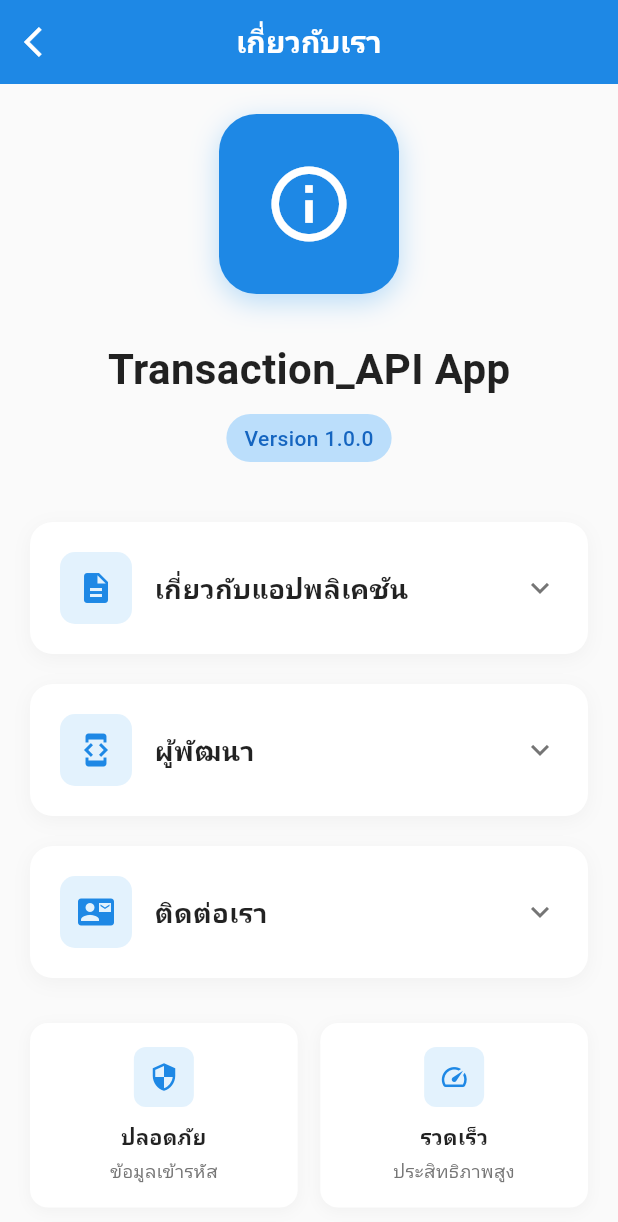
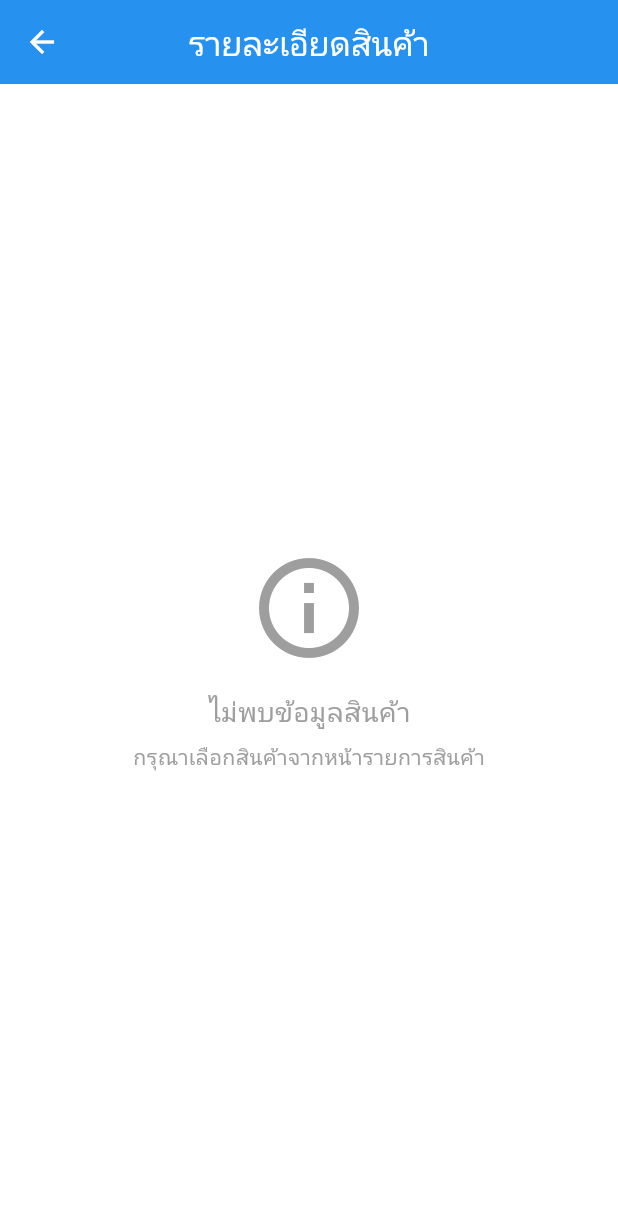
Before and after one commit to Non2412/Transaction_API, a Flutter app: the AboutScreen screen opened by its route, on a phone screen of 412 x 824 dp. Shown: the top 1222 px of the screen. Run offline on Flutter 3.47's test engine with Material 3 defaults, Android fonts, the phone set to English and light mode, and no system bars; our stand-ins replace get, hive; accounts and stored records are empty.

Commit message:
Update and fix About to be able to retrieve product information from products so that products can be edited and deleted.

```diff
--- a/lib/components/expandable_info_card.dart
+++ /dev/null
@@ -1,117 +0,0 @@
-import 'package:flutter/material.dart';
-
-class ExpandableInfoCard extends StatefulWidget {
-  final IconData icon;
-  final String title;
-  final String content;
-
-  const ExpandableInfoCard({
-    Key? key,
-    required this.icon,
-    required this.title,
-    required this.content,
-  }) : super(key: key);
-
-  @override
-  State<ExpandableInfoCard> createState() => _ExpandableInfoCardState();
-}
-
-class _ExpandableInfoCardState extends State<ExpandableInfoCard> {
-  bool _isExpanded = false;
-
-  @override
-  Widget build(BuildContext context) {
-    return AnimatedContainer(
-      duration: const Duration(milliseconds: 300),
-      curve: Curves.easeInOut,
-      padding: const EdgeInsets.all(20),
-      decoration: BoxDecoration(
-        color: Colors.white,
-        borderRadius: BorderRadius.circular(15),
-        boxShadow: [
-          BoxShadow(
-            color: Colors.grey.withOpacity(0.1),
-            blurRadius: 10,
-            offset: const Offset(0, 3),
-          ),
-        ],
-      ),
-      child: Column(
-        children: [
-          InkWell(
-            onTap: () {
-              setState(() {
-                _isExpanded = !_isExpanded;
-              });
-            },
-            borderRadius: BorderRadius.circular(10),
-            child: Row(
-              crossAxisAlignment: CrossAxisAlignment.center,
-              children: [
-                Container(
-                  padding: const EdgeInsets.all(12),
-                  decoration: BoxDecoration(
-                    color: Colors.blue[50],
-                    borderRadius: BorderRadius.circular(10),
-                  ),
-                  child: Icon(
-                    widget.icon,
-                    color: Colors.blue[600],
-                    size: 24,
-                  ),
-                ),
-                const SizedBox(width: 15),
-                Expanded(
-                  child: Text(
-                    widget.title,
-                    style: const TextStyle(
-                      fontSize: 18,
-                      fontWeight: FontWeight.bold,
-                      color: Colors.black87,
-                    ),
-                  ),
-                ),
-                AnimatedRotation(
-                  turns: _isExpanded ? 0.5 : 0,
-                  duration: const Duration(milliseconds: 300),
-                  child: Icon(
-                    Icons.keyboard_arrow_down,
-                    color: Colors.grey[600],
-                    size: 24,
-                  ),
-                ),
-              ],
-            ),
-          ),
-          AnimatedCrossFade(
-            duration: const Duration(milliseconds: 300),
-            crossFadeState: _isExpanded
-              ? CrossFadeState.showSecond
-              : CrossFadeState.showFirst,
-            firstChild: const SizedBox.shrink(),
-            secondChild: Container(
-              width: double.infinity,
-              margin: const EdgeInsets.only(top: 15),
-              padding: const EdgeInsets.all(15),
-              decoration: BoxDecoration(
-                color: Colors.grey[50],
-                borderRadius: BorderRadius.circular(10),
-                border: Border.all(
-                  color: Colors.grey.withOpacity(0.2),
-                ),
-              ),
-              child: Text(
-                widget.content,
-                style: TextStyle(
-                  fontSize: 14,
-                  color: Colors.grey[700],
-                  height: 1.5,
-                ),
-              ),
-            ),
-          ),
-        ],
-      ),
-    );
-  }
-}
--- a/lib/screens/about_screen.dart
+++ b/lib/screens/about_screen.dart
@@ -1,227 +1,383 @@
 import 'package:flutter/material.dart';
 import 'package:get/get.dart';
-import '../components/expandable_info_card.dart'; // import ไฟล์ที่แยก
 
-class AboutScreen extends StatelessWidget {
+class AboutScreen extends StatefulWidget {
   const AboutScreen({Key? key}) : super(key: key);
+
+  @override
+  State<AboutScreen> createState() => _AboutScreenState();
+}
+
+class _AboutScreenState extends State<AboutScreen> {
+  final _formKey = GlobalKey<FormState>();
+  late TextEditingController _nameController;
+  late TextEditingController _priceController;
+  late TextEditingController _descriptionController;
+  late TextEditingController _categoryController;
+
+  bool _isEditing = false;
+  Map<String, dynamic>? productData;
+
+  @override
+  void initState() {
+    super.initState();
+
+    // รับข้อมูลจาก GetX arguments
+    productData = Get.arguments as Map<String, dynamic>?;
+
+    _nameController = TextEditingController(
+      text: productData?['name'] ?? '',
+    );
+    _priceController = TextEditingController(
+      text: productData?['price']?.toString() ?? '',
+    );
+    _descriptionController = TextEditingController(
+      text: productData?['description'] ?? '',
+    );
+    _categoryController = TextEditingController(
+      text: productData?['category'] ?? '',
+    );
+  }
+
+  @override
+  void dispose() {
+    _nameController.dispose();
+    _priceController.dispose();
+    _descriptionController.dispose();
+    _categoryController.dispose();
+    super.dispose();
+  }
+
+  void _toggleEdit() {
+    setState(() {
+      _isEditing = !_isEditing;
+    });
+  }
+
+  void _saveProduct() {
+    if (_formKey.currentState!.validate()) {
+      final updatedProduct = {
+        'id': productData?['id'],
+        'name': _nameController.text,
+        'price': double.tryParse(_priceController.text) ?? 0.0,
+        'description': _descriptionController.text,
+        'category': _categoryController.text,
+      };
+
+      // ส่งข้อมูลกลับไปหน้าก่อนหน้า
+      Get.back(result: {
+        'action': 'update',
+        'data': updatedProduct,
+      });
+
+      Get.snackbar(
+        'สำเร็จ',
+        'บันทึกข้อมูلสินค้าเรียบร้อยแล้ว',
+        snackPosition: SnackPosition.TOP,
+        backgroundColor: Colors.green,
+        colorText: Colors.white,
+        duration: const Duration(seconds: 2),
+      );
+    }
+  }
+
+  void _deleteProduct() {
+    Get.dialog(
+      AlertDialog(
+        title: const Text('ยืนยันการลบ'),
+        content: Text(
+          'คุณต้องการลบสินค้า "${_nameController.text}" หรือไม่?',
+        ),
+        actions: [
+          TextButton(
+            onPressed: () {
+              Get.back();
+            },
+            child: const Text('ยกเลิก'),
+          ),
+          TextButton(
+            onPressed: () {
+              Get.back(); // ปิด dialog
+
+              // ส่งข้อมูลกลับไปหน้าก่อนหน้า
+              Get.back(result: {
+                'action': 'delete',
+                'data': productData,
+              });
+
+              Get.snackbar(
+                'สำเร็จ',
+                'ลบสินค้าเรียบร้อยแล้ว',
+                snackPosition: SnackPosition.TOP,
+                backgroundColor: Colors.red,
+                colorText: Colors.white,
+                duration: const Duration(seconds: 2),
+              );
+            },
+            child: const Text(
+              'ลบ',
+              style: TextStyle(color: Colors.red),
+            ),
+          ),
+        ],
+      ),
+    );
+  }
 
   @override
   Widget build(BuildContext context) {
     return Scaffold(
-      backgroundColor: Colors.grey[50],
       appBar: AppBar(
-        title: const Text(
-          'เกี่ยวกับเรา',
-          style: TextStyle(
-            fontWeight: FontWeight.bold,
-            fontSize: 20,
+        title: const Text('รายละเอียดสินค้า'),
+        backgroundColor: Colors.blue,
+        foregroundColor: Colors.white,
+        actions: [
+          if (productData != null)
+            PopupMenuButton<String>(
+              onSelected: (value) {
+                if (value == 'edit') {
+                  _toggleEdit();
+                } else if (value == 'delete') {
+                  _deleteProduct();
+                }
+              },
+              itemBuilder: (BuildContext context) => [
+                PopupMenuItem<String>(
+                  value: 'edit',
+                  child: Row(
+                    children: [
+                      Icon(_isEditing ? Icons.cancel : Icons.edit),
+                      const SizedBox(width: 8),
+                      Text(_isEditing ? 'ยกเลิก' : 'แก้ไข'),
+                    ],
                   ),
                 ),
-        backgroundColor: Colors.blue[600],
-        foregroundColor: Colors.white,
-        elevation: 0,
-        leading: IconButton(
-          icon: const Icon(Icons.arrow_back_ios),
-          onPressed: () => Get.back(),
-        ),
-      ),
-      body: SingleChildScrollView(
-        padding: const EdgeInsets.all(20.0),
-        child: Column(
-          crossAxisAlignment: CrossAxisAlignment.start,
+                const PopupMenuItem<String>(
+                  value: 'delete',
+                  child: Row(
                     children: [
-            // App Logo/Icon Section
-            Center(
-              child: Container(
-                width: 120,
-                height: 120,
-                decoration: BoxDecoration(
-                  color: Colors.blue[600],
-                  borderRadius: BorderRadius.circular(25),
-                  boxShadow: [
-                    BoxShadow(
-                      color: Colors.blue.withOpacity(0.3),
-                      blurRadius: 15,
-                      offset: const Offset(0, 5),
-                    ),
+                      Icon(Icons.delete, color: Colors.red),
+                      SizedBox(width: 8),
+                      Text('ลบ', style: TextStyle(color: Colors.red)),
                     ],
-                ),
-                child: const Icon(
-                  Icons.info_outline,
-                  size: 60,
-                  color: Colors.white,
-                ),
-              ),
-            ),
-            const SizedBox(height: 30),
-
-            // App Name
-            const Center(
-              child: Text(
-                'Transaction_API App',
-                style: TextStyle(
-                  fontSize: 28,
-                  fontWeight: FontWeight.bold,
-                  color: Colors.black87,
-                ),
-              ),
-            ),
-            const SizedBox(height: 10),
-
-            // Version
-            Center(
-              child: Container(
-                padding: const EdgeInsets.symmetric(horizontal: 12, vertical: 6),
-                decoration: BoxDecoration(
-                  color: Colors.blue[100],
-                  borderRadius: BorderRadius.circular(20),
-                ),
-                child: Text(
-                  'Version 1.0.0',
-                  style: TextStyle(
-                    fontSize: 14,
-                    color: Colors.blue[800],
-                    fontWeight: FontWeight.w500,
-                  ),
-                ),
-              ),
-            ),
-            const SizedBox(height: 40),
-
-            // ใช้ ExpandableInfoCard ที่แยกไฟล์แล้ว
-            const ExpandableInfoCard(
-              icon: Icons.description,
-              title: 'เกี่ยวกับแอปพลิเคชัน',
-              content: 'แอปพลิเคชันนี้พัฒนาด้วย Flutter เพื่อให้ผู้ใช้งานสามารถเข้าถึงข้อมูลและบริการต่างๆ ได้อย่างสะดวกและรวดเร็ว โดยมุ่งเน้นการใช้งานที่ง่ายและประสิทธิภาพที่ดี',
-            ),
-            const SizedBox(height: 20),
-
-            const ExpandableInfoCard(
-              icon: Icons.developer_mode,
-              title: 'ผู้พัฒนา',
-              content: 'พัฒนาโดยทีมงานผู้เชี่ยวชาญด้านการพัฒนาแอปพลิเคชันมือถือ ที่มีประสบการณ์ในการใช้เทคโนโลยี Flutter และ Dart ในการสร้างแอปพลิเคชันที่มีคุณภาพสูง',
-            ),
-            const SizedBox(height: 20),
-
-            const ExpandableInfoCard(
-              icon: Icons.contact_mail,
-              title: 'ติดต่อเรา',
-              content: 'หากมีข้อสงสัยหรือต้องการความช่วยเหลือ สามารถติดต่อเราได้ผ่าน Contact ที่แอปพลิเคชัน หรือส่งข้อความถึงทีมงานของเราได้ตลอดเวลา เราพร้อมให้บริการและแก้ไขปัญหาต่างๆ',
-            ),
-            const SizedBox(height: 30),
-
-            // Additional Info Cards (ใช้ฟังก์ชันเดิม)
-            Row(
-              children: [
-                Expanded(
-                  child: _buildFeatureCard(
-                    icon: Icons.security,
-                    title: 'ปลอดภัย',
-                    subtitle: 'ข้อมูลเข้ารหัส',
-                  ),
-                ),
-                const SizedBox(width: 15),
-                Expanded(
-                  child: _buildFeatureCard(
-                    icon: Icons.speed,
-                    title: 'รวดเร็ว',
-                    subtitle: 'ประสิทธิภาพสูง',
                   ),
                 ),
               ],
             ),
-            const SizedBox(height: 15),
-
-            Row(
+        ],
+      ),
+      body: productData == null
+          ? const Center(
+              child: Column(
+                mainAxisAlignment: MainAxisAlignment.center,
                 children: [
-                Expanded(
-                  child: _buildFeatureCard(
-                    icon: Icons.phone_android,
-                    title: 'ใช้ง่าย',
-                    subtitle: 'UI ที่เป็นมิตร',
+                  Icon(
+                    Icons.info_outline,
+                    size: 80,
+                    color: Colors.grey,
+                  ),
+                  SizedBox(height: 16),
+                  Text(
+                    'ไม่พบข้อมูลสินค้า',
+                    style: TextStyle(
+                      fontSize: 18,
+                      color: Colors.grey,
                     ),
                   ),
-                const SizedBox(width: 15),
-                Expanded(
-                  child: _buildFeatureCard(
-                    icon: Icons.update,
-                    title: 'อัพเดท',
-                    subtitle: 'ปรับปรุงสม่ำเสมอ',
+                  SizedBox(height: 8),
+                  Text(
+                    'กรุณาเลือกสินค้าจากหน้ารายการสินค้า',
+                    style: TextStyle(
+                      fontSize: 14,
+                      color: Colors.grey,
                     ),
                   ),
                 ],
               ),
-            const SizedBox(height: 40),
+            )
+          : SingleChildScrollView(
+              padding: const EdgeInsets.all(16.0),
+              child: Form(
+                key: _formKey,
+                child: Column(
+                  crossAxisAlignment: CrossAxisAlignment.start,
+                  children: [
+                    // Product Image Placeholder
+                    Container(
+                      width: double.infinity,
+                      height: 200,
+                      decoration: BoxDecoration(
+                        color: Colors.grey[200],
+                        borderRadius: BorderRadius.circular(12),
+                        border: Border.all(color: Colors.grey[300]!),
+                      ),
+                      child: const Icon(
+                        Icons.image,
+                        size: 80,
+                        color: Colors.grey,
+                      ),
+                    ),
+                    const SizedBox(height: 24),
 
-            // Copyright
-            Center(
-              child: Text(
-                '© 2024 Transaction_API App\nAll rights reserved.',
-                textAlign: TextAlign.center,
+                    // Product Name
+                    _buildFieldCard(
+                      title: 'ชื่อสินค้า',
+                      child: TextFormField(
+                        controller: _nameController,
+                        enabled: _isEditing,
+                        decoration: InputDecoration(
+                          border: _isEditing
+                              ? const OutlineInputBorder()
+                              : InputBorder.none,
+                          contentPadding: const EdgeInsets.all(12),
+                        ),
                         style: TextStyle(
-                  fontSize: 12,
-                  color: Colors.grey[600],
+                          fontSize: 18,
+                          fontWeight: FontWeight.bold,
+                          color: _isEditing ? Colors.black : Colors.black87,
+                        ),
+                        validator: (value) {
+                          if (value == null || value.isEmpty) {
+                            return 'กรุณาใส่ชื่อสินค้า';
+                          }
+                          return null;
+                        },
+                      ),
+                    ),
+                    const SizedBox(height: 16),
+
+                    // Product Price
+                    _buildFieldCard(
+                      title: 'ราคา',
+                      child: TextFormField(
+                        controller: _priceController,
+                        enabled: _isEditing,
+                        keyboardType: TextInputType.number,
+                        decoration: InputDecoration(
+                          border: _isEditing
+                              ? const OutlineInputBorder()
+                              : InputBorder.none,
+                          contentPadding: const EdgeInsets.all(12),
+                          suffixText: 'บาท',
+                        ),
+                        style: TextStyle(
+                          fontSize: 18,
+                          color: Colors.green[700],
+                          fontWeight: FontWeight.w600,
+                        ),
+                        validator: (value) {
+                          if (value == null || value.isEmpty) {
+                            return 'กรุณาใส่ราคา';
+                          }
+                          if (double.tryParse(value) == null) {
+                            return 'กรุณาใส่ราคาที่ถูกต้อง';
+                          }
+                          return null;
+                        },
+                      ),
+                    ),
+                    const SizedBox(height: 16),
+
+                    // Product Category
+                    _buildFieldCard(
+                      title: 'หมวดหมู่',
+                      child: TextFormField(
+                        controller: _categoryController,
+                        enabled: _isEditing,
+                        decoration: InputDecoration(
+                          border: _isEditing
+                              ? const OutlineInputBorder()
+                              : InputBorder.none,
+                          contentPadding: const EdgeInsets.all(12),
+                        ),
+                        style: const TextStyle(fontSize: 16),
+                        validator: (value) {
+                          if (value == null || value.isEmpty) {
+                            return 'กรุณาใส่หมวดหมู่';
+                          }
+                          return null;
+                        },
+                      ),
+                    ),
+                    const SizedBox(height: 16),
+
+                    // Product Description
+                    _buildFieldCard(
+                      title: 'รายละเอียด',
+                      child: TextFormField(
+                        controller: _descriptionController,
+                        enabled: _isEditing,
+                        maxLines: _isEditing ? 4 : null,
+                        decoration: InputDecoration(
+                          border: _isEditing
+                              ? const OutlineInputBorder()
+                              : InputBorder.none,
+                          contentPadding: const EdgeInsets.all(12),
+                        ),
+                        style: const TextStyle(fontSize: 16),
+                        validator: (value) {
+                          if (value == null || value.isEmpty) {
+                            return 'กรุณาใส่รายละเอียดสินค้า';
+                          }
+                          return null;
+                        },
+                      ),
+                    ),
+                    const SizedBox(height: 24),
+
+                    // Save Button (only show when editing)
+                    if (_isEditing)
+                      SizedBox(
+                        width: double.infinity,
+                        child: ElevatedButton(
+                          onPressed: _saveProduct,
+                          style: ElevatedButton.styleFrom(
+                            backgroundColor: Colors.blue,
+                            foregroundColor: Colors.white,
+                            padding: const EdgeInsets.symmetric(vertical: 16),
+                            shape: RoundedRectangleBorder(
+                              borderRadius: BorderRadius.circular(8),
+                            ),
+                          ),
+                          child: const Text(
+                            'บันทึกการเปลี่ยนแปลง',
+                            style: TextStyle(fontSize: 16),
                           ),
                         ),
                       ),
                   ],
                 ),
               ),
+            ),
     );
   }
 
-  // ฟังก์ชันเดิมที่เหลือ - ไม่เปลี่ยนแปลง
-  Widget _buildFeatureCard({
-    required IconData icon,
+  Widget _buildFieldCard({
     required String title,
-    required String subtitle,
+    required Widget child,
   }) {
-    return Container(
-      padding: const EdgeInsets.all(16),
-      decoration: BoxDecoration(
-        color: Colors.white,
-        borderRadius: BorderRadius.circular(12),
-        boxShadow: [
-          BoxShadow(
-            color: Colors.grey.withOpacity(0.1),
-            blurRadius: 8,
-            offset: const Offset(0, 2),
-          ),
-        ],
-      ),
-      child: Column(
-        children: [
-          Container(
-            padding: const EdgeInsets.all(10),
-            decoration: BoxDecoration(
-              color: Colors.blue[50],
+    return Card(
+      elevation: 2,
+      shape: RoundedRectangleBorder(
         borderRadius: BorderRadius.circular(8),
       ),
-            child: Icon(
-              icon,
-              color: Colors.blue[600],
-              size: 20,
-            ),
-          ),
-          const SizedBox(height: 10),
+      child: Padding(
+        padding: const EdgeInsets.all(16),
+        child: Column(
+          crossAxisAlignment: CrossAxisAlignment.start,
+          children: [
             Text(
               title,
               style: const TextStyle(
                 fontSize: 14,
-              fontWeight: FontWeight.bold,
-              color: Colors.black87,
+                fontWeight: FontWeight.w500,
+                color: Colors.grey,
               ),
             ),
-          const SizedBox(height: 4),
-          Text(
-            subtitle,
-            style: TextStyle(
-              fontSize: 12,
-              color: Colors.grey[600],
+            const SizedBox(height: 8),
+            child,
+          ],
         ),
-            textAlign: TextAlign.center,
-          ),
-        ],
       ),
     );
   }
```
Lines whose indentation alone changed are shown as unchanged.
